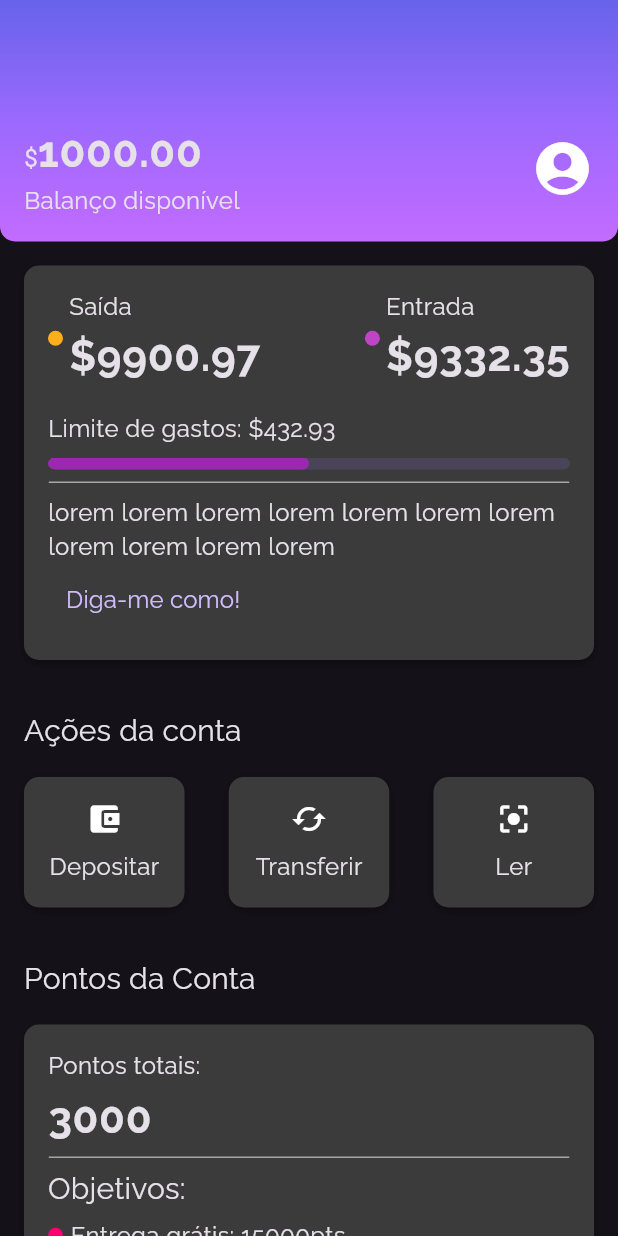
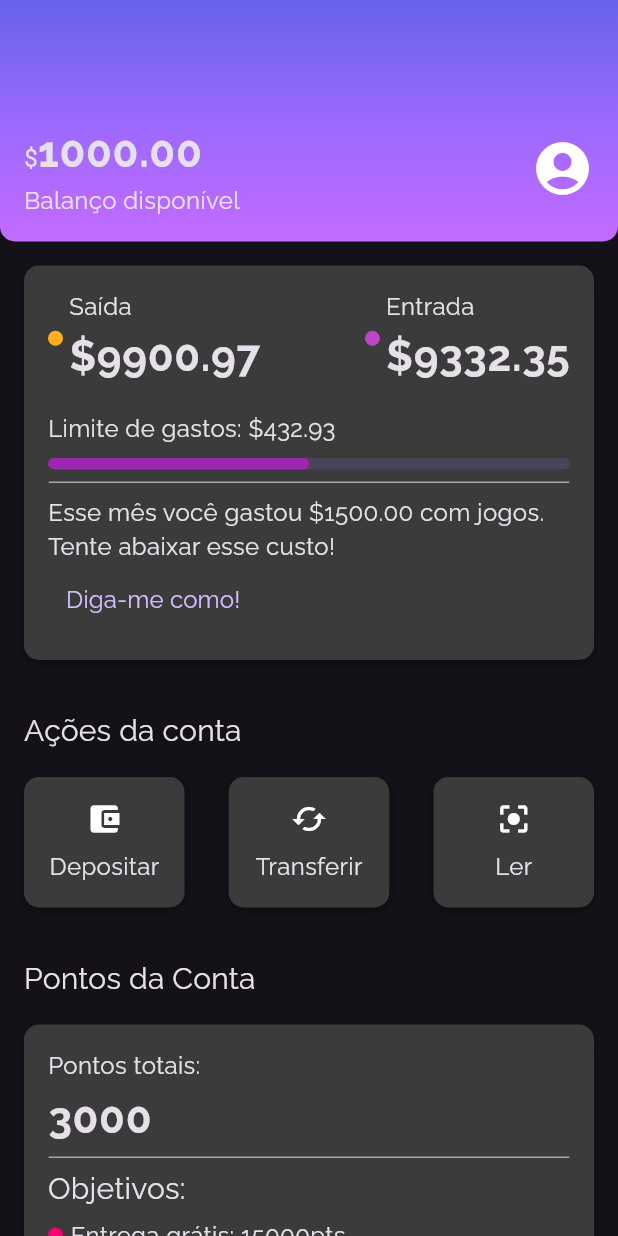
Before and after one commit to leooruiz/Alubank, a Flutter app: the screen it shows after launch, on a phone screen of 412 x 824 dp. Run offline on Flutter 3.47's test engine with Material 3 defaults, Android fonts, the phone set to English and light mode, and no system bars.

Commit message:
Add text to recentActivity

```diff
--- a/lib/components/sections/recent_activity.dart
+++ b/lib/components/sections/recent_activity.dart
@@ -83,7 +83,7 @@ class _RecentActivityContent extends StatelessWidget {
           child: ContentDivision(),
         ),
         const Text(
-            "lorem lorem lorem lorem lorem lorem lorem lorem lorem lorem lorem"),
+            "Esse mês você gastou \$1500.00 com jogos. Tente abaixar esse custo!"),
         TextButton(
           child: const Text("Diga-me como!", style: TextStyle(fontSize: 16)),
           onPressed: () {},
```
